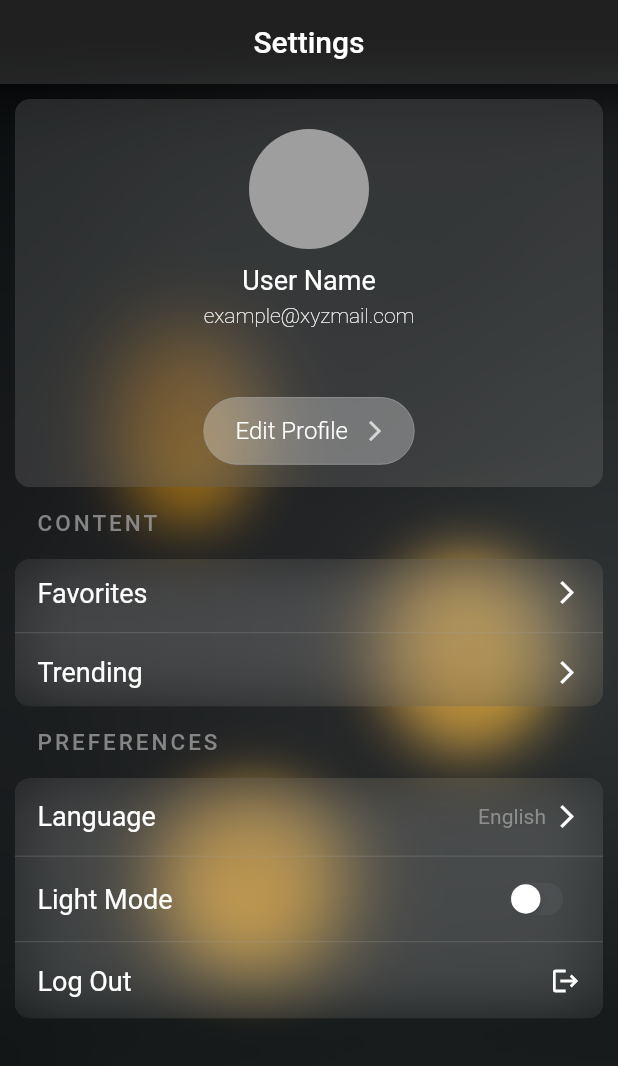
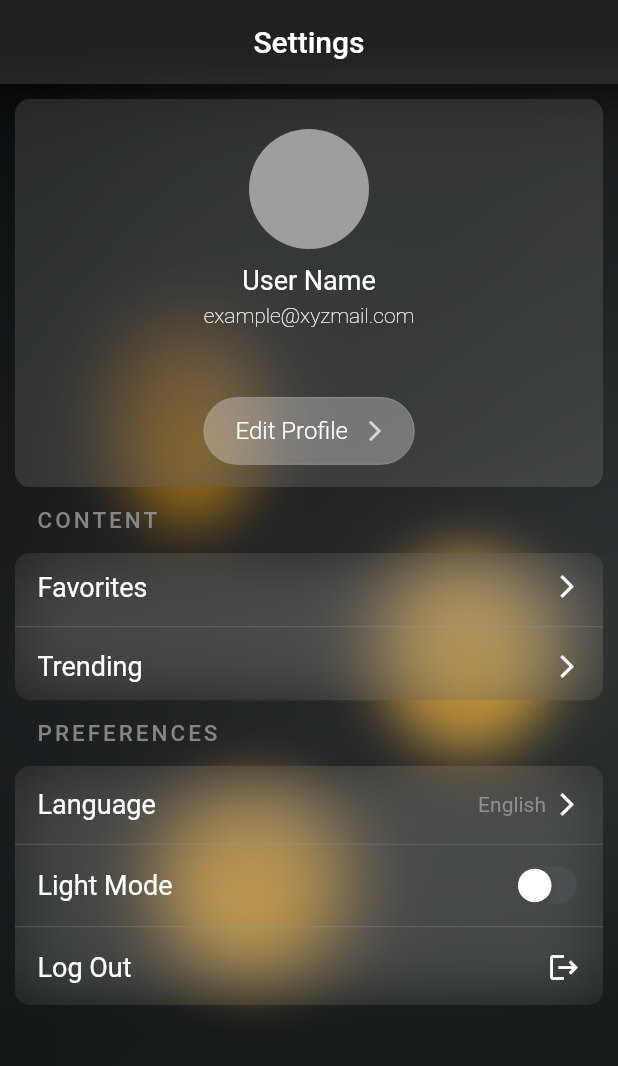
Before and after one commit to RitikRajoria/Crypto-Tracker-App, a Flutter app: the SettingsPage screen opened directly, on a phone screen of 412 x 824 dp. Shown: the top 1066 px of the screen. Run offline on Flutter 3.47's test engine with Material 2 defaults, Android fonts, the phone set to English and light mode, and no system bars; our stand-ins replace curved_navigation_bar, fl_chart.

Commit message:
minor ui bug fixes

```diff
--- a/lib/main.dart
+++ b/lib/main.dart
@@ -16,7 +16,7 @@ class MyApp extends StatelessWidget {
       // drawer: Drawer(),
       debugShowCheckedModeBanner: false,
 
-      home: HomePage(),
+      home: HomePageNavbar(),
 
       routes: {
         // MyRoutes.loginRoute: (context) => LoginPage(),
--- a/lib/pages/settingsPage.dart
+++ b/lib/pages/settingsPage.dart
@@ -156,7 +156,7 @@ class _SettingsPageState extends State<SettingsPage> {
           ),
           Padding(
             padding:
-                const EdgeInsets.only(left: 14, right: 10, top: 15, bottom: 15),
+                const EdgeInsets.only(left: 14, right: 10, top: 13, bottom: 13),
             child: Row(
               mainAxisAlignment: MainAxisAlignment.start,
               children: [
@@ -236,7 +236,7 @@ class _SettingsPageState extends State<SettingsPage> {
           ),
           Padding(
             padding:
-                const EdgeInsets.only(left: 14, right: 10, top: 15, bottom: 15),
+                const EdgeInsets.only(left: 14, right: 10, top: 13, bottom: 13),
             child: Row(
               mainAxisAlignment: MainAxisAlignment.start,
               children: [
@@ -300,7 +300,7 @@ class _SettingsPageState extends State<SettingsPage> {
                     ),
                     Padding(
                       padding: const EdgeInsets.only(
-                          left: 15, right: 15, top: 1, bottom: 1),
+                          left: 15, right: 8, top: 0, bottom: 0),
                       child: Row(
                         mainAxisAlignment: MainAxisAlignment.spaceBetween,
                         children: [
@@ -312,7 +312,7 @@ class _SettingsPageState extends State<SettingsPage> {
                             ),
                           ),
                           Transform.scale(
-                            scale: 0.7,
+                            scale: 0.8,
                             child: CupertinoSwitch(
                               value: themeSwitch,
                               onChanged: (bool value) {
@@ -344,7 +344,7 @@ class _SettingsPageState extends State<SettingsPage> {
                           ),
                           Icon(
                             Icons.logout,
-                            size: 20,
+                            size: 22,
                             color: Colors.white,
                           ),
                         ],
@@ -355,7 +355,7 @@ class _SettingsPageState extends State<SettingsPage> {
               ),
             ),
           ),
-          const SizedBox(height: 70),
+          const SizedBox(height: 60),
         ],
       ),
     );
```
